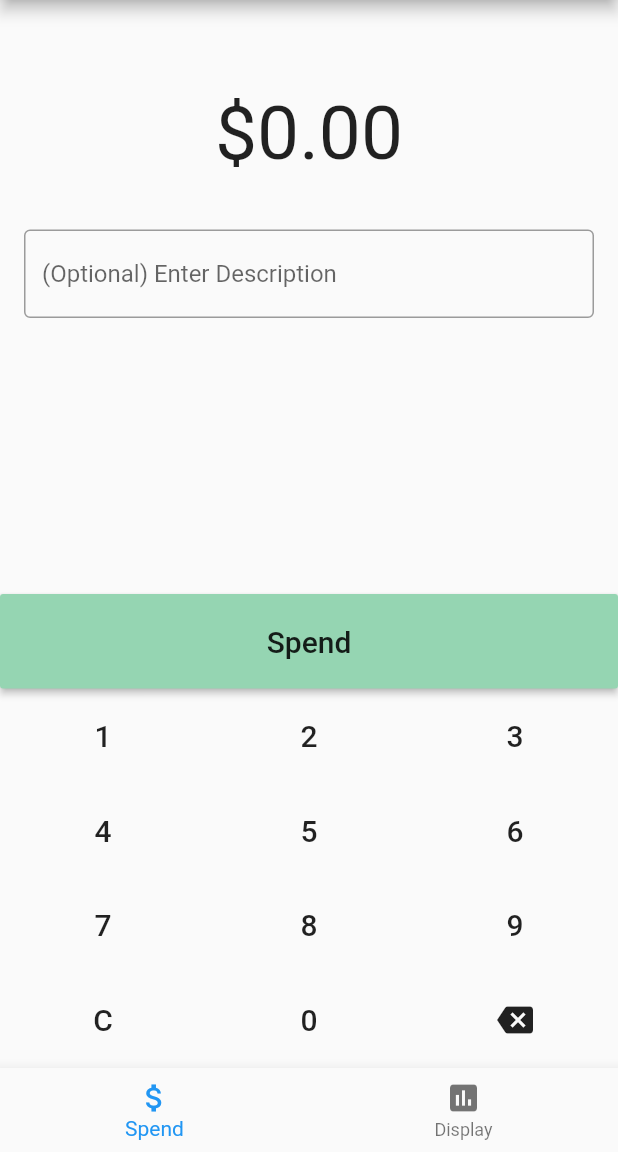
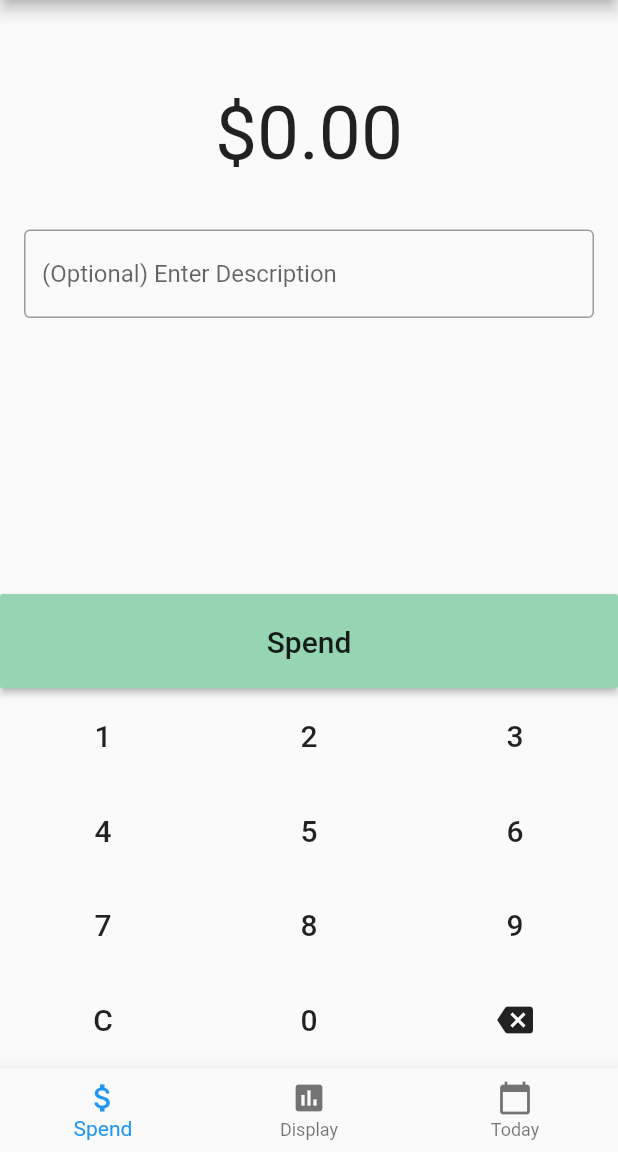
Before and after one commit to jerichoi224/MoneyTracker, a Flutter app: the screen it shows after launch, after a tap on "Spend", on a phone screen of 412 x 824 dp, the part 84-1236 px from its top. Run offline on Flutter 3.47's test engine with Material 2 defaults, Android fonts, the phone set to English and light mode, and no system bars; our stand-ins replace flutter_keyboard_visibility, shared_preferences, sqflite; accounts and stored records are empty.

Commit message:
Issue 1. Added DB and Today View

```diff
--- a/lib/DisplayWidget.dart
+++ b/lib/DisplayWidget.dart
@@ -1,5 +1,6 @@
 import 'package:flutter/material.dart';
 import "package:intl/intl.dart";
+import 'database_helpers.dart';
 
 class DisplayWidget extends StatefulWidget {
   final Map<String, double> data;
@@ -33,25 +34,26 @@ class _DisplayState extends State<DisplayWidget> {
   @override
   Widget build(BuildContext context) {
     return Column(
-      mainAxisAlignment: MainAxisAlignment.center,
-      children: <Widget>[
-        Center(
-            child: Text(
-          "Remaining Today",
-          style: TextStyle(
-            fontSize: 20.0,
+        mainAxisAlignment: MainAxisAlignment.center,
+        children: <Widget>[
+          new Padding(
+            padding: new EdgeInsets.fromLTRB(0, 30, 0, 10),
+            child:Center(
+                child: Text("Remaining Today",
+                  style: TextStyle(fontSize: 20.0,),
+                )
+            ),
           ),
-        )),
-        _moneyText(widget.data["dailyLimit"] - widget.data["todaySpent"]),
-        new Padding(padding: new EdgeInsets.all(10.0)),
-        Center(
-            child: Text(
-          "Savings this month",
-          style: TextStyle(
-            fontSize: 20.0,
+          _moneyText(widget.data["dailyLimit"] - widget.data["todaySpent"]),
+          new Padding(
+            padding: new EdgeInsets.fromLTRB(0, 20, 0, 10),
+            child:Center(
+                child: Text("Monthly Saving",
+                  style: TextStyle(fontSize: 20.0,),
+                )
+            ),
           ),
-        )),
-        _moneyText(widget.data["monthlySaved"])
+          _moneyText(widget.data["monthlySaved"]),
       ],
     );
   }
--- a/lib/SpendMoneyWidget.dart
+++ b/lib/SpendMoneyWidget.dart
@@ -2,10 +2,14 @@ import 'package:flutter/material.dart';
 import "package:intl/intl.dart";
 import 'package:shared_preferences/shared_preferences.dart';
 import 'package:flutter_keyboard_visibility/flutter_keyboard_visibility.dart';
+import 'database_helpers.dart';
 
 class SpendMoneyWidget extends StatefulWidget {
   final Map<String, double> data;
-  SpendMoneyWidget({Key key, this.data}) : super(key: key);
+  final List<Entry> todaySpendings;
+  final Map<String, String> StringData;
+  final _myController = TextEditingController();
+  SpendMoneyWidget({Key key, this.data, this.todaySpendings, this.StringData}) : super(key: key);
 
   @override
   State createState() => _SpendMoneyState();
@@ -13,7 +17,6 @@ class SpendMoneyWidget extends StatefulWidget {
 
 class _SpendMoneyState extends State<SpendMoneyWidget> {
   NumberFormat moneyNf = NumberFormat.simpleCurrency(decimalDigits: 2);
-  final myController = TextEditingController();
   String amount;
 
   @override
@@ -21,6 +24,7 @@ class _SpendMoneyState extends State<SpendMoneyWidget> {
     super.initState();
 
     widget.data["keypadVisibility"] = 1.0;
+    widget._myController.text = widget.StringData["SpendContent"];
 
     KeyboardVisibility.onChange.listen((bool visible) {
       widget.data["keypadVisibility"] = 1.0;
@@ -54,14 +58,32 @@ class _SpendMoneyState extends State<SpendMoneyWidget> {
         amount = "0";
       }
     }else if(s == "Spend"){
-      widget.data["todaySpent"] += double.parse(amount)/100.0;
-      _save("todaySpent", widget.data);
-      amount = "0";
+      FocusScope.of(context).unfocus();
+      double val = double.parse(amount)/100.0;
+      if(val > 0) {
+        String content = widget._myController.text.isEmpty
+            ? ("No Description")
+            : widget._myController.text;
+        widget.data["todaySpent"] += val;
+        Entry entry = Entry();
+
+        DateTime dt = DateTime.now().toLocal();
+        entry.timestamp = dt.millisecondsSinceEpoch;
+        entry.day = dt.year.toString() + dt.month.toString() + dt.day.toString();
+        entry.amount = val;
+        entry.content = content;
+
+        widget.todaySpendings.add(entry);
+        _saveDB(entry);
+        amount = "0";
+        widget._myController.text = "";
+      }
     }else if(s == "C"){
       amount = "0";
     }else{
       amount += s;
     }
+    widget.StringData["SpendContent"] = widget._myController.text;
     setState(() {
       amount = amount;
       widget.data["SpendValue"] = double.parse(amount);
@@ -71,9 +93,12 @@ class _SpendMoneyState extends State<SpendMoneyWidget> {
   @override
   Widget build(BuildContext context) {
     amount = widget.data["SpendValue"].toInt().toString();
+    widget._myController.text = widget.StringData["SpendContent"];
+    widget._myController.selection = TextSelection.fromPosition(TextPosition(offset: widget._myController.text.length));
 
     return new GestureDetector(
         onTap: () {
+          widget.StringData["SpendContent"] = widget._myController.text;
           FocusScope.of(context).unfocus();
         },
         child:new Container(
@@ -99,12 +124,13 @@ class _SpendMoneyState extends State<SpendMoneyWidget> {
                             children: <Widget>[
                               Flexible(
                                   child: TextField(
-                                    controller: myController,
+                                    controller: widget._myController,
                                     decoration: InputDecoration(
                                       border: const OutlineInputBorder(),
                                       hintText: '(Optional) Enter Description',
                                     ),
                                     textAlign: TextAlign.start,
+
                                   )
                               )
                             ],
@@ -160,8 +186,14 @@ class _SpendMoneyState extends State<SpendMoneyWidget> {
     );
   }
 
-  _save(String key, Map<String, double> data) async {
+  _saveSP(String key, Map<String, double> data) async {
     final prefs = await SharedPreferences.getInstance();
     prefs.setDouble(key, data[key]);
   }
+
+  _saveDB(Entry entry) async {
+    DatabaseHelper helper = DatabaseHelper.instance;
+    int id = await helper.insert(entry);
+    print('inserted row: $id');
+  }
 }
--- /dev/null
+++ b/lib/TodaySpendingWidget.dart
@@ -0,0 +1,85 @@
+import 'package:flutter/material.dart';
+import "package:intl/intl.dart";
+import 'database_helpers.dart';
+
+class TodaySpendingWidget extends StatefulWidget {
+  final Map<String, double> data;
+  final List<Entry> todaySpendings;
+
+  TodaySpendingWidget({Key key, this.data, this.todaySpendings}) : super(key: key);
+
+  @override
+  State createState() => _TodaySpendingState();
+}
+
+class _TodaySpendingState extends State<TodaySpendingWidget> {
+  NumberFormat moneyNf = NumberFormat.simpleCurrency(decimalDigits: 2);
+  int remaining, saved;
+
+  Widget _moneyText(double a) {
+    // round value to two decimal
+    int rounded = (a * 100).toInt();
+    a = rounded/100;
+
+    return Center(
+        child: Text(moneyNf.format(a),
+            style: TextStyle(fontSize: 40.0, color: getColor(a))));
+  }
+
+  Color getColor(i) {
+    if (i < 0) return Colors.red;
+    if (i > 0) return Colors.lightGreen;
+    return Colors.black;
+  }
+
+  List<Widget> spendingHistory(){
+    List<Widget> history = new List<Widget>();
+    for(Entry i in widget.todaySpendings.reversed){
+      history.add(
+          new Card(
+              shape: RoundedRectangleBorder(borderRadius: BorderRadius.circular(10.0)),
+              margin: EdgeInsets.all(5.0),
+              color: Colors.white,
+              child: ListTile(
+                onTap: (){
+
+                },
+                isThreeLine: true,
+                dense: true,
+                title: Text(moneyNf.format(i.amount)),
+                subtitle: Text(i.content),
+                trailing: Icon(Icons.more_vert),
+              )
+          )
+      );
+    }
+    return history;
+  }
+
+  @override
+  Widget build(BuildContext context) {
+    return SingleChildScrollView(
+      child: Column(
+        children: <Widget>[
+          Padding(
+            padding: EdgeInsets.fromLTRB(0, 25, 0, 20),
+            child: Center(
+              child: Text(
+                  "Today's Spending",
+                style: TextStyle(
+                  fontSize: 20,
+                  fontWeight: FontWeight.bold,
+                )
+              ),
+            ),
+
+          ),
+          Column(
+            mainAxisAlignment: MainAxisAlignment.start,
+            children: spendingHistory()
+          )
+        ]
+      )
+    );
+  }
+}
--- a/lib/database_helpers.dart
+++ b/lib/database_helpers.dart
@@ -4,32 +4,40 @@ import 'package:sqflite/sqflite.dart';
 import 'package:path_provider/path_provider.dart';
 
 // database table and column names
-final String tableWords = 'words';
+final String tableSpending = 'spendings';
 final String columnId = '_id';
-final String columnWord = 'word';
-final String columnFrequency = 'frequency';
+final String columnTimeStamp = 'timestamp';
+final String columnDay = 'day';
+final String columnAmount = 'amount';
+final String columnContent = 'content';
 
 // data model class
-class Word {
+class Entry {
 
   int id;
-  String word;
-  int frequency;
+  int timestamp;
+  String day;
+  double amount;
+  String content;
 
-  Word();
+  Entry();
 
   // convenience constructor to create a Word object
-  Word.fromMap(Map<String, dynamic> map) {
+  Entry.fromMap(Map<String, dynamic> map) {
     id = map[columnId];
-    word = map[columnWord];
-    frequency = map[columnFrequency];
+    timestamp = map[columnTimeStamp];
+    day = map[columnDay];
+    amount = map[columnAmount];
+    content = map[columnContent];
   }
 
-  // convenience method to create a Map from this Word object
+  // convenience method to create a Map from this object
   Map<String, dynamic> toMap() {
     var map = <String, dynamic>{
-      columnWord: word,
-      columnFrequency: frequency
+      columnTimeStamp: timestamp,
+      columnDay: day,
+      columnAmount: amount,
+      columnContent: content,
     };
     if (id != null) {
       map[columnId] = id;
@@ -42,7 +50,7 @@ class Word {
 class DatabaseHelper {
 
   // This is the actual database filename that is saved in the docs directory.
-  static final _databaseName = "MyDatabase.db";
+  static final _databaseName = "SpendingDatabase.db";
   // Increment this version when you need to change the schema.
   static final _databaseVersion = 1;
 
@@ -72,31 +80,49 @@ class DatabaseHelper {
   // SQL string to create the database
   Future _onCreate(Database db, int version) async {
     await db.execute('''
-              CREATE TABLE $tableWords (
+              CREATE TABLE $tableSpending (
                 $columnId INTEGER PRIMARY KEY,
-                $columnWord TEXT NOT NULL,
-                $columnFrequency INTEGER NOT NULL
+                $columnTimeStamp INTEGER NOT NULL,
+                $columnDay TEXT NOT NULL,
+                $columnAmount REAL NOT NULL,
+                $columnContent TEXT NOT NULL
               )
               ''');
   }
 
   // Database helper methods:
 
-  Future<int> insert(Word word) async {
+  Future<int> insert(Entry entry) async {
     Database db = await database;
-    int id = await db.insert(tableWords, word.toMap());
+    int id = await db.insert(tableSpending, entry.toMap());
     return id;
   }
 
-  Future<Word> queryWord(int id) async {
+  Future<Entry> querySpending(int id) async {
     Database db = await database;
-    List<Map> maps = await db.query(tableWords,
-        columns: [columnId, columnWord, columnFrequency],
+    List<Map> maps = await db.query(tableSpending,
+        columns: [columnId, columnTimeStamp, columnDay, columnAmount, columnContent],
         where: '$columnId = ?',
         whereArgs: [id]);
     if (maps.length > 0) {
-      return Word.fromMap(maps.first);
+      return Entry.fromMap(maps.first);
     }
     return null;
   }
+
+  Future<List<Entry>> queryDay(String day) async {
+    Database db = await database;
+    List<Map> maps = await db.query(tableSpending,
+        columns: [columnId, columnTimeStamp, columnDay, columnAmount, columnContent],
+        where: '$columnDay = ?',
+        whereArgs: [day]);
+    List<Entry> result = new List<Entry>();
+    if (maps.length > 0) {
+      for(Map i in maps){
+        result.add(Entry.fromMap(i));
+      }
+      return result;
+    }
+    return new List<Entry>();
+  }
 }
--- a/lib/main.dart
+++ b/lib/main.dart
@@ -1,8 +1,10 @@
 import 'package:flutter/material.dart';
 import 'package:money_tracker/SpendMoneyWidget.dart';
+import 'package:money_tracker/database_helpers.dart';
 import 'package:shared_preferences/shared_preferences.dart';
 import 'DisplayWidget.dart';
 import 'SpendMoneyWidget.dart';
+import 'TodaySpendingWidget.dart';
 import 'SettingsWidget.dart';
 
 void main() => runApp(MyApp());
@@ -33,7 +35,10 @@ class _MainState extends State<MainApp>{
   final pagecontroller = PageController(initialPage: 0);
   int _currentIndex = 0;
   bool ready = false;
+
+  Map<String, String> StringData;
   Map<String, double> data;
+  List<Entry> todaySpendings;
 
   @override
   void initState(){
@@ -41,14 +46,17 @@ class _MainState extends State<MainApp>{
 
     // Create Map for the session and load the data from Shared Preference.
     data = new Map<String , double>();
-    _read("todayDate").then((val) {setState(() {data["todayDate"] = val;});});
-    _read("todaySpent").then((val) {setState(() {data["todaySpent"] = val;});});
-    _read("dailyLimit").then((val) {setState(() {data["dailyLimit"] = val;});});
-    _read("monthlySaved").then((val) {setState(() {data["monthlySaved"] = val;});});
-    _read("monthlyResetDate").then((val) {setState(() {data["monthlyResetDate"] = val;});});
+    StringData = new Map<String, String>();
+    _readSP("todayDate").then((val) {setState(() {data["todayDate"] = val;});});
+    _readSP("todaySpent").then((val) {setState(() {data["todaySpent"] = val;});});
+    _readSP("dailyLimit").then((val) {setState(() {data["dailyLimit"] = val;});});
+    _readSP("monthlySaved").then((val) {setState(() {data["monthlySaved"] = val;});});
+    _readSP("monthlyResetDate").then((val) {setState(() {data["monthlyResetDate"] = val;});});
 
-    // This value is only available while the app is running.
+    // These value are only available while the app is running.
     data["SpendValue"] = 0;
+    StringData["SpendContent"] = "";
+    _queryDB().then((val){setState(() {todaySpendings = val;});});
   }
 
   // This will run on startup to check if a new day has past.
@@ -83,16 +91,17 @@ class _MainState extends State<MainApp>{
     });
 
     // Save Values
-    _save("todayDate", data);
-    _save("monthlySaved", data);
-    _save("todaySpent", data);
-    _save("monthlyResetDate", data);
+    _saveSP("todayDate", data);
+    _saveSP("monthlySaved", data);
+    _saveSP("todaySpent", data);
+    _saveSP("monthlyResetDate", data);
   }
 
   // Two Main Screens for the app
   List<Widget> _children() => [
-    SpendMoneyWidget(data: data),
+    SpendMoneyWidget(data: data, todaySpendings: todaySpendings, StringData: StringData),
     DisplayWidget(data: data),
+    TodaySpendingWidget(data: data, todaySpendings: todaySpendings,)
   ];
 
   // Navigate to Settings screen
@@ -121,7 +130,7 @@ class _MainState extends State<MainApp>{
     final List<Widget> children = _children();
 
     // While Data is loading, show empty screen
-    if(data == null || data["monthlyResetDate"] == null) {
+    if(data == null || data["monthlyResetDate"] == null || todaySpendings == null) {
       return Scaffold(
           backgroundColor: Color.fromRGBO(149, 213, 178, 1),
       );
@@ -162,6 +171,10 @@ class _MainState extends State<MainApp>{
             icon: new Icon(Icons.insert_chart),
             title: new Text('Display'),
           ),
+          BottomNavigationBarItem(
+            icon: new Icon(Icons.calendar_today),
+            title: new Text('Today'),
+          ),
         ],
       ),
     );
@@ -175,7 +188,7 @@ class _MainState extends State<MainApp>{
   }
 
   // Reading from Shared Preferences
-  Future<double> _read(String key) async {
+  Future<double> _readSP(String key) async {
     final prefs = await SharedPreferences.getInstance();
     double value = prefs.getDouble(key);
     if(value == null){return 0.0;}
@@ -183,8 +196,16 @@ class _MainState extends State<MainApp>{
   }
 
   // Saving to Shared Preferences
-  _save(String key, Map<String, double> data) async {
+  _saveSP(String key, Map<String, double> data) async {
     final prefs = await SharedPreferences.getInstance();
     prefs.setDouble(key, data[key]);
   }
+
+  Future<List<Entry>> _queryDB() async {
+    DatabaseHelper helper = DatabaseHelper.instance;
+    DateTime dt = DateTime.now().toLocal();
+    String day = dt.year.toString() + dt.month.toString() + dt.day.toString();
+    return await helper.queryDay(day);
+
+  }
 }
```
